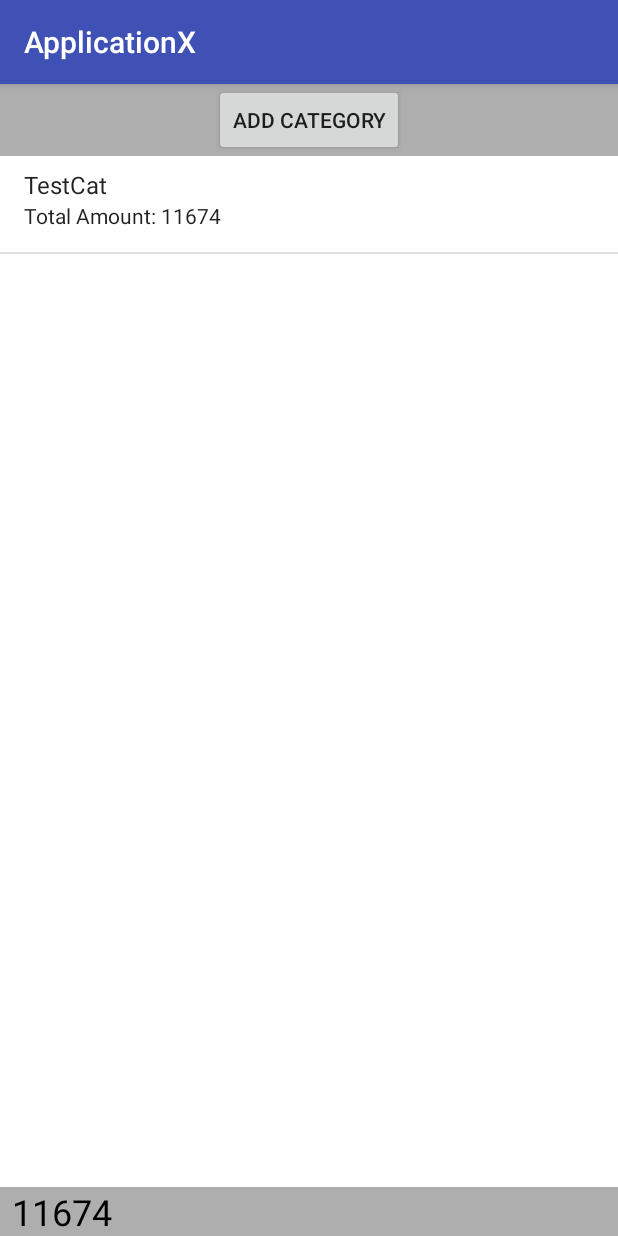
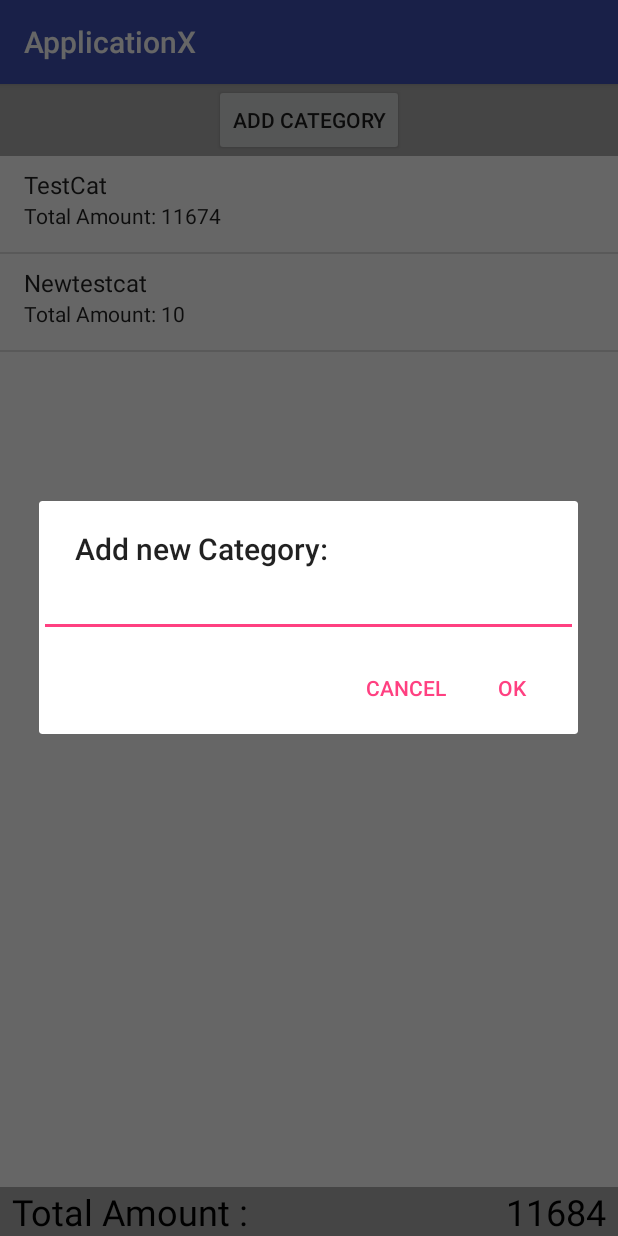
Before and after one commit to Yrrahz/ApplicationX, an Android app: the screen it shows after launch (MainActivity), after a tap on "ADD CATEGORY", on a phone screen of 412 x 824 dp. Run offline under Robolectric (Android 15) with nearby library versions, the phone set to English and light mode, and no system bars.

Commit message:
Implemented logic for category button and list. Now lists all categories and updates totalAmount. Pressing the category button will add a new category to the list and database if the category does not already exists. Pressing a category in the list will prompt the user to add an amount as expenditure. Currently not handling event and date properly. Also added a little more text to the notes.

```diff
--- a/app/src/main/java/booken/yrrah/applicationx/DBHandler.java
+++ b/app/src/main/java/booken/yrrah/applicationx/DBHandler.java
@@ -381,6 +381,8 @@ public class DBHandler extends SQLiteOpenHelper{
     public void fyllDb(){
         CategoryModel cm = new CategoryModel("TestCat", 1337);
         addCategory(cm);
+        cm = new CategoryModel("Newtestcat",10);
+        addCategory(cm);
 
         ExpenditureModel expModel = new ExpenditureModel(123,10337,"TestExp Model !/", "TestCat",1);
         addExpenditure(expModel);
--- a/app/src/main/java/booken/yrrah/applicationx/ExpenditureModel.java
+++ b/app/src/main/java/booken/yrrah/applicationx/ExpenditureModel.java
@@ -14,6 +14,17 @@ public class ExpenditureModel {
 
     public ExpenditureModel(int expenditureId, int amount, String event, String refID, int date){
         this.expenditureId = expenditureId;
+        this.amount = amount;
+        this.event = event;
+        this.refID = refID;
+        if(date == 0){
+            setDate(0);
+        }else{
+            this.date = date;
+        }
+    }
+
+    public ExpenditureModel(int amount, String event, String refID, int date){
         this.amount = amount;
         this.event = event;
         this.refID = refID;
--- a/app/src/main/java/booken/yrrah/applicationx/MainActivity.java
+++ b/app/src/main/java/booken/yrrah/applicationx/MainActivity.java
@@ -1,11 +1,17 @@
 package booken.yrrah.applicationx;
 
+import android.content.DialogInterface;
+import android.support.v7.app.AlertDialog;
 import android.support.v7.app.AppCompatActivity;
 import android.os.Bundle;
+import android.text.InputType;
 import android.view.View;
+import android.widget.AdapterView;
+import android.widget.EditText;
 import android.widget.ListView;
 import android.widget.SimpleAdapter;
 import android.widget.TextView;
+import android.widget.Toast;
 
 import java.util.ArrayList;
 import java.util.HashMap;
@@ -17,7 +23,6 @@ public class MainActivity extends AppCompatActivity {
     private DBHandler dbHandler;
     private static final String categoryTitle = "item"; // These two variables...
     private static final String categoryData = "subItem"; // ... are final for a reason.
-    List<CategoryModel> listOfCategories;
     List<Map<String, String>> data = new ArrayList<>();
 
     @Override
@@ -29,43 +34,126 @@ public class MainActivity extends AppCompatActivity {
     }
 
     public void categoryButtonPressed(View view){
-        //Button testButton = findViewById(R.id.testButton);
+        AlertDialog.Builder builder = new AlertDialog.Builder(this);
+        builder.setTitle("Add new Category:");
 
-        TextView testTextDB = findViewById(R.id.textViewTotalAmount);
-        String test = Integer.toString(dbHandler.getCategoryModel("TestCat").getTotalAmount());
-        testTextDB.setText(test);
+        final EditText input = new EditText(this);
+        input.setInputType(InputType.TYPE_CLASS_TEXT); // input type, such as normal text or pw...
+        builder.setView(input);
+
+// Set up the buttons
+        builder.setPositiveButton("OK", new DialogInterface.OnClickListener() {
+            @Override
+            public void onClick(DialogInterface dialog, int which) {
+                insertNewCategory(input.getText().toString());
+            }
+        });
+        builder.setNegativeButton("Cancel", new DialogInterface.OnClickListener() {
+            @Override
+            public void onClick(DialogInterface dialog, int which) {
+                dialog.cancel();
+            }
+        });
+
+        builder.show();
+    }
+
+    /**
+     * This method takes the input from the user and first, takes away all special characters, trims
+     * the input and removes excess whitespaces. Then checks if the Category already exists in the
+     * database. If it does, a toast saying it does will appear, if not, create a new Category into
+     * the database with totalValue of 0.
+     *
+     * @param newCategory - The input from the user to what the new Category name should be
+     */
+    private void insertNewCategory(String newCategory){
+        newCategory = newCategory.replaceAll("[ ](?=[ ])|[^-_,A-Za-z0-9 ]+","").trim();
+        newCategory = newCategory.substring(0,1).toUpperCase() + newCategory.substring(1).toLowerCase();
+
+        List<CategoryModel> categoryList = dbHandler.getAllCategories();
+        CategoryModel cm = new CategoryModel(newCategory,0);
+
+        if(!categoryList.contains(cm)){
+            dbHandler.addCategory(cm);
+            categoryList.add(cm);
+
+            updateMainList(categoryList);
+
+            Toast.makeText(getApplicationContext(),"Category Added!", Toast.LENGTH_SHORT).show();
+        }else{
+            Toast.makeText(getApplicationContext(),"Category Already Exists!", Toast.LENGTH_SHORT).show();
+        }
     }
 
     private void setUp(){
         this.dbHandler = new DBHandler(this);
-        data.clear();
-        dbHandler.fyllDb(); // TODO : Remove for obvious reasons.
-        //this.listOfCategories = dbHandler.getAllCategories();
+        dbHandler.fyllDb();
 
         List<CategoryModel> listCm = dbHandler.getAllCategories();
 
+        updateMainList(listCm);
+        updateTotalAmount();
+    }
 
-//        TextView testTextDB = findViewById(R.id.helloW);
-//        testTextDB.setText(dbHandler.getCategoryModel("TestCat").getName());
+    private void updateMainList(List<CategoryModel> categoryList){
+        data.clear();
 
-
-        for(CategoryModel cm: listCm){
+        for(CategoryModel cm : categoryList){
             Map<String, String> listViewElement = new HashMap<>(2);
             listViewElement.put(categoryTitle, cm.getName());
             listViewElement.put(categoryData,"Total Amount: "+cm.getTotalAmount());
 
             data.add(listViewElement);
         }
-
         SimpleAdapter adapter = new SimpleAdapter(this, data,
                 android.R.layout.simple_list_item_2, // <-- Standard lib item, contains both Item and SubItem in listView
                 new String[] {categoryTitle,categoryData}, // <-- must be same as dateMap's keys
                 new int[] {android.R.id.text1, android.R.id.text2});
 
         ListView presentData = findViewById(R.id.listCategories);
-        //presentData.setOnItemClickListener(this);
+
+        presentData.setOnItemClickListener(new AdapterView.OnItemClickListener(){
+            @Override
+            public void onItemClick(AdapterView<?> adapter, View v, int position, long id){
+
+                insertAmount(data.get(position).get(categoryTitle));
+
+            }
+        });
+
         presentData.setAdapter(adapter);
     }
 
+    private void insertAmount(final String categoryName){
+        AlertDialog.Builder builder = new AlertDialog.Builder(this);
+        builder.setTitle("Insert amount for "+categoryName);
 
+        final EditText input = new EditText(this);
+        input.setInputType(InputType.TYPE_CLASS_NUMBER); // input type, such as normal text or pw...
+        builder.setView(input);
+
+// Set up the buttons
+        builder.setPositiveButton("OK", new DialogInterface.OnClickListener() {
+            @Override
+            public void onClick(DialogInterface dialog, int which) {
+                dbHandler.addExpenditure(new ExpenditureModel(Integer.parseInt(input.getText().toString()),"inserted event",categoryName,5));
+                updateMainList(dbHandler.getAllCategories());
+                updateTotalAmount();
+            }
+        });
+        builder.setNegativeButton("Cancel", new DialogInterface.OnClickListener() {
+            @Override
+            public void onClick(DialogInterface dialog, int which) {
+                dialog.cancel();
+            }
+        });
+
+        builder.show();
+    }
+
+    private void updateTotalAmount(){
+        Integer totalAmount = dbHandler.totalAmount();
+        TextView totalResult = findViewById(R.id.textViewTotalResult);
+        totalResult.setText(String.format("%s",totalAmount.toString()));
+    }
 }
--- a/app/src/main/res/layout/activity_main.xml
+++ b/app/src/main/res/layout/activity_main.xml
@@ -43,4 +43,15 @@
         app:layout_constraintStart_toStartOf="parent"
         app:layout_constraintTop_toBottomOf="@+id/buttonAddCategory" />
 
+    <TextView
+        android:id="@+id/textViewTotalResult"
+        android:layout_width="wrap_content"
+        android:layout_height="wrap_content"
+        android:layout_marginBottom="0dp"
+        android:layout_marginEnd="8dp"
+        android:textColor="@color/colorBlack"
+        android:textSize="24sp"
+        app:layout_constraintBottom_toBottomOf="parent"
+        app:layout_constraintEnd_toEndOf="parent" />
+
 </android.support.constraint.ConstraintLayout>
```
Also changed, not shown: app/src/main/java/booken/yrrah/applicationx/CategoryModel.java (+13 -0 lines), 1 other file.
